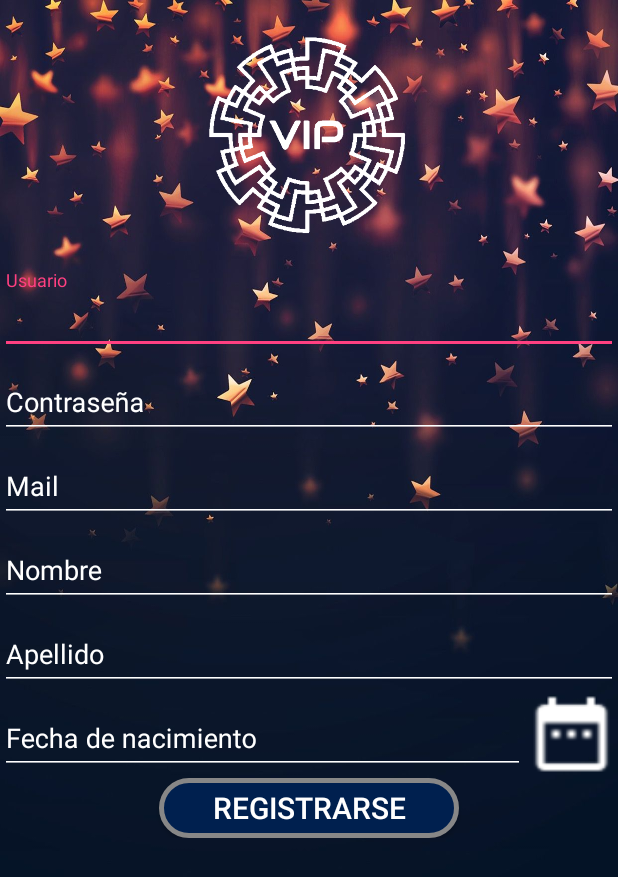
After one commit to Franverri/VIP, an Android app: the RegisterActivity screen opened directly, with no data from a screen before it, on a phone screen of 412 x 824 dp. The commit adds this screen. Shown: the top 877 px of the screen. Run offline under Robolectric (Android 15) with nearby library versions, the phone set to English and light mode, and no system bars; our stand-ins replace CircleImageView.

Commit message:
Pantalla registro

```diff
--- a/app/src/main/AndroidManifest.xml
+++ b/app/src/main/AndroidManifest.xml
@@ -24,8 +24,7 @@
         <activity
             android:name=".MainActivity"
             android:label="@string/title_activity_main"
-            android:theme="@style/AppTheme.NoActionBar">
-        </activity>
+            android:theme="@style/AppTheme.NoActionBar"></activity>
         <activity android:name=".contact_form" />
         <activity
             android:name=".TestActivity"
@@ -54,9 +53,11 @@
             android:label="VIP">
             <intent-filter>
                 <action android:name="android.intent.action.MAIN" />
+
                 <category android:name="android.intent.category.LAUNCHER" />
             </intent-filter>
         </activity>
+        <activity android:name=".RegisterActivity"></activity>
     </application>
 
 </manifest>
--- a/app/src/main/java/tdp/vip/LoginActivity.java
+++ b/app/src/main/java/tdp/vip/LoginActivity.java
@@ -210,7 +210,7 @@ public class LoginActivity extends AppCompatActivity implements LoaderCallbacks<
                 @Override
                 public void run() {
                     progressDialog.cancel();
-                    Toast.makeText(LoginActivity.this, "Inicio de sesión exitoso!",
+                    Toast.makeText(LoginActivity.this, "¡Inicio de sesión exitoso!",
                             Toast.LENGTH_LONG).show();
                     Intent intent = new Intent(LoginActivity.this, MainActivity.class);
                     intent.setFlags(Intent.FLAG_ACTIVITY_NEW_TASK | Intent.FLAG_ACTIVITY_CLEAR_TASK);
@@ -313,7 +313,6 @@ public class LoginActivity extends AppCompatActivity implements LoaderCallbacks<
         mEmailView.setAdapter(adapter);
     }
 
-
     private interface ProfileQuery {
         String[] PROJECTION = {
                 ContactsContract.CommonDataKinds.Email.ADDRESS,
@@ -380,4 +379,11 @@ public class LoginActivity extends AppCompatActivity implements LoaderCallbacks<
             showProgress(false);
         }
     }
+
+    public void goRegister(View view) {
+
+        Intent intent = new Intent(this, RegisterActivity.class);
+        startActivity(intent);
+
+    }
 }
--- /dev/null
+++ b/app/src/main/java/tdp/vip/RegisterActivity.java
@@ -0,0 +1,96 @@
+package tdp.vip;
+
+import android.app.DatePickerDialog;
+import android.app.ProgressDialog;
+import android.content.Intent;
+import android.graphics.Color;
+import android.graphics.drawable.ColorDrawable;
+import android.os.Handler;
+import android.support.v7.app.ActionBar;
+import android.support.v7.app.AppCompatActivity;
+import android.os.Bundle;
+import android.view.View;
+import android.view.Window;
+import android.view.WindowManager;
+import android.widget.Button;
+import android.widget.DatePicker;
+import android.widget.EditText;
+import android.widget.Toast;
+
+import java.util.Calendar;
+
+public class RegisterActivity extends AppCompatActivity {
+
+    private Button btnFecha;
+    private EditText fechaNacimiento;
+    private int dia, mes, año;
+    private DatePickerDialog.OnDateSetListener mDataSetListener;
+
+    @Override
+    protected void onCreate(Bundle savedInstanceState) {
+        super.onCreate(savedInstanceState);
+
+        //Le quito la barra de notificaciones
+        getWindow().requestFeature(Window.FEATURE_NO_TITLE);
+        getWindow().setFlags(WindowManager.LayoutParams.FLAG_FULLSCREEN, WindowManager.LayoutParams.FLAG_FULLSCREEN);
+
+        ActionBar actionBar = getSupportActionBar();
+        actionBar.hide();
+
+        setContentView(R.layout.activity_register);
+
+        btnFecha = (Button) findViewById(R.id.btnPFecha);
+        fechaNacimiento = (EditText) findViewById(R.id.regP_fechaNacimiento);
+
+        btnFecha.setOnClickListener(new View.OnClickListener() {
+            @Override
+            public void onClick(View view) {
+                final Calendar calendar = Calendar.getInstance();
+                dia = calendar.get(Calendar.DAY_OF_MONTH);
+                mes = calendar.get(Calendar.MONTH);
+                año = calendar.get(Calendar.YEAR);
+
+                DatePickerDialog dialog = new DatePickerDialog(RegisterActivity.this, android.R.style.Theme_Holo_Light_Dialog_MinWidth, mDataSetListener, año, mes, dia);
+                dialog.getWindow().setBackgroundDrawable(new ColorDrawable(Color.TRANSPARENT));
+                dialog.show();
+
+            }
+        });
+
+        mDataSetListener = new DatePickerDialog.OnDateSetListener() {
+            @Override
+            public void onDateSet(DatePicker datePicker, int año, int mes, int dia) {
+                String fecha = dia+"/"+(mes+1)+"/"+año;
+                fechaNacimiento.setText(fecha);
+            }
+        };
+    }
+
+    public void registerClick(View view) {
+
+        //Guardar nombre de usuario, contraseña y datos en SharedPref
+
+        //Vovemos al inicio de sesion
+        final ProgressDialog progressDialog = new ProgressDialog(RegisterActivity.this);
+        progressDialog.setTitle("VIP");
+        progressDialog.setMessage("Registrando nuevo usuario...");
+        progressDialog.show();
+
+        Runnable progressRunnable = new Runnable() {
+
+            @Override
+            public void run() {
+                progressDialog.cancel();
+                Toast.makeText(RegisterActivity.this, "¡Nuevo usuario creado!",
+                        Toast.LENGTH_LONG).show();
+                Intent intent = new Intent(RegisterActivity.this, LoginActivity.class);
+                intent.setFlags(Intent.FLAG_ACTIVITY_NEW_TASK | Intent.FLAG_ACTIVITY_CLEAR_TASK);
+                startActivity(intent);
+            }
+        };
+
+        Handler pdCanceller = new Handler();
+        pdCanceller.postDelayed(progressRunnable, 4000);
+
+    }
+}
--- /dev/null
+++ b/app/src/main/res/drawable/buttonshape.xml
@@ -0,0 +1,18 @@
+<?xml version="1.0" encoding="utf-8"?>
+<shape xmlns:android="http://schemas.android.com/apk/res/android" android:shape="rectangle" >
+    <corners
+        android:radius="200dp"/>
+    <solid
+        android:color="#00204F"/>
+    <padding
+        android:left="0dp"
+        android:top="0dp"
+        android:right="0dp"
+        android:bottom="0dp"/>
+    <size
+        android:width="270dp"
+        android:height="60dp"/>
+    <stroke
+        android:width="3dp"
+        android:color="#878787"/>
+</shape>
--- /dev/null
+++ b/app/src/main/res/layout/activity_register.xml
@@ -0,0 +1,156 @@
+<?xml version="1.0" encoding="utf-8"?>
+<LinearLayout xmlns:android="http://schemas.android.com/apk/res/android"
+    xmlns:app="http://schemas.android.com/apk/res-auto"
+    xmlns:tools="http://schemas.android.com/tools"
+    android:layout_width="match_parent"
+    android:layout_height="match_parent"
+    android:orientation="vertical"
+    android:background="@drawable/loginfondo"
+    tools:context=".RegisterActivity"
+    android:paddingBottom="15dp">
+
+    <ImageView
+        android:layout_width="180dp"
+        android:layout_height="180dp"
+        android:layout_gravity="center_horizontal"
+        android:background="@drawable/icon_white"/>
+
+    <ScrollView
+        android:layout_width="match_parent"
+        android:layout_height="match_parent">
+
+        <LinearLayout
+            android:id="@+id/registerP_login_form"
+            android:layout_width="match_parent"
+            android:layout_height="wrap_content"
+            android:orientation="vertical">
+
+            <android.support.design.widget.TextInputLayout
+                android:layout_width="match_parent"
+                android:layout_height="wrap_content"
+                android:textColorHint="@color/white">
+
+                <EditText
+                    android:id="@+id/regP_usuario"
+                    android:layout_width="match_parent"
+                    android:layout_height="wrap_content"
+                    android:hint="@string/register_in_usuario"
+                    android:maxLines="1"
+                    android:backgroundTint="@color/white"
+                    android:textColor="@color/white"/>
+
+            </android.support.design.widget.TextInputLayout>
+
+            <android.support.design.widget.TextInputLayout
+                android:layout_width="match_parent"
+                android:layout_height="wrap_content"
+                android:textColorHint="@color/white">
+
+                <EditText
+                    android:id="@+id/regP_contrasenia"
+                    android:layout_width="match_parent"
+                    android:layout_height="wrap_content"
+                    android:hint="@string/register_in_contrasenia"
+                    android:inputType="textPassword"
+                    android:maxLines="1"
+                    android:backgroundTint="@color/white"
+                    android:textColor="@color/white"/>
+
+            </android.support.design.widget.TextInputLayout>
+
+            <android.support.design.widget.TextInputLayout
+                android:layout_width="match_parent"
+                android:layout_height="wrap_content"
+                android:textColorHint="@color/white">
+
+                <EditText
+                    android:id="@+id/regP_mail"
+                    android:layout_width="match_parent"
+                    android:layout_height="wrap_content"
+                    android:hint="@string/register_in_mail"
+                    android:inputType="textEmailAddress"
+                    android:maxLines="1"
+                    android:backgroundTint="@color/white"
+                    android:textColor="@color/white"/>
+
+            </android.support.design.widget.TextInputLayout>
+
+            <android.support.design.widget.TextInputLayout
+                android:layout_width="match_parent"
+                android:layout_height="wrap_content"
+                android:textColorHint="@color/white">
+
+                <EditText
+                    android:id="@+id/regP_nombre"
+                    android:layout_width="match_parent"
+                    android:layout_height="wrap_content"
+                    android:hint="@string/register_in_nombre"
+                    android:maxLines="1"
+                    android:backgroundTint="@color/white"
+                    android:textColor="@color/white"/>
+
+            </android.support.design.widget.TextInputLayout>
+
+            <android.support.design.widget.TextInputLayout
+                android:layout_width="match_parent"
+                android:layout_height="wrap_content"
+                android:textColorHint="@color/white">
+
+                <EditText
+                    android:id="@+id/regP_apellido"
+                    android:layout_width="match_parent"
+                    android:layout_height="wrap_content"
+                    android:hint="@string/register_in_apellido"
+                    android:maxLines="1"
+                    android:backgroundTint="@color/white"
+                    android:textColor="@color/white"/>
+
+            </android.support.design.widget.TextInputLayout>
+
+            <LinearLayout
+                android:layout_width="fill_parent"
+                android:layout_height="fill_parent"
+                android:orientation="horizontal"
+                android:weightSum="100">
+
+                <android.support.design.widget.TextInputLayout
+                    android:layout_width="0dp"
+                    android:layout_weight="85"
+                    android:layout_height="match_parent"
+                    android:textColorHint="@color/white">
+
+                    <EditText
+                        android:id="@+id/regP_fechaNacimiento"
+                        android:layout_width="match_parent"
+                        android:layout_height="wrap_content"
+                        android:hint="@string/register_in_fechaNacimiento"
+                        android:maxLines="1"
+                        android:backgroundTint="@color/white"
+                        android:textColor="@color/white"/>
+
+                </android.support.design.widget.TextInputLayout>
+
+                <Button
+                    android:id="@+id/btnPFecha"
+                    android:layout_width="0dp"
+                    android:layout_weight="15"
+                    android:layout_height="match_parent"
+                    android:background="@drawable/dateicon"/>
+
+            </LinearLayout>
+
+            <Button
+                android:id="@+id/regP_btn_registrarse"
+                android:layout_width="200dp"
+                android:layout_height="40dp"
+                android:background="@drawable/buttonshape"
+                android:text="@string/register_btn"
+                android:textColor="#FFFFFF"
+                android:textSize="20sp"
+                android:layout_gravity="center"
+                android:onClick="registerClick"/>
+
+        </LinearLayout>
+    </ScrollView>
+
+</LinearLayout>
--- a/app/src/main/res/values/dimens.xml
+++ b/app/src/main/res/values/dimens.xml
@@ -4,5 +4,4 @@
     <dimen name="activity_vertical_margin">16dp</dimen>
     <dimen name="nav_header_vertical_spacing">8dp</dimen>
     <dimen name="nav_header_height">176dp</dimen>
-    <dimen name="fab_margin">16dp</dimen>
 </resources>
--- a/app/src/main/res/values/drawables.xml
+++ b/app/src/main/res/values/drawables.xml
@@ -1,8 +1,3 @@
 <resources xmlns:android="http://schemas.android.com/apk/res/android">
-    <item name="ic_menu_camera" type="drawable">@android:drawable/ic_menu_camera</item>
-    <item name="ic_menu_gallery" type="drawable">@android:drawable/ic_menu_gallery</item>
-    <item name="ic_menu_slideshow" type="drawable">@android:drawable/ic_menu_slideshow</item>
-    <item name="ic_menu_manage" type="drawable">@android:drawable/ic_menu_manage</item>
-    <item name="ic_menu_share" type="drawable">@android:drawable/ic_menu_share</item>
     <item name="ic_menu_send" type="drawable">@android:drawable/ic_menu_send</item>
 </resources>
--- a/app/src/main/res/values/strings.xml
+++ b/app/src/main/res/values/strings.xml
@@ -6,25 +6,19 @@
     <string name="nav_header_title">Agustin Luques</string>
     <string name="nav_header_subtitle">agus_luques</string>
     <string name="nav_header_desc">Navigation header</string>
-    <string name="action_settings">Settings</string>
 
     <!-- TODO: Remove or change this placeholder text -->
-    <string name="hello_blank_fragment">Hello blank fragment</string>
     <string name="dialog_message">Para poder publicar su producto debe contactarse con VIP enviando un mail a publicaciones@vip.com.ar</string>
     <string name="dialog_title">Publicaciones</string>
     <string name="ok">Enviar mail</string>
 
     <!--Contact Form-->
-    <string name="contact_form">Contactenos</string>
     <string name="contact_form_name">Nombre</string>
     <string name="contact_form_email">Email</string>
     <string name="contact_form_subject">Asunto</string>
     <string name="contact_form_message">Mensaje</string>
     <string name="contact_form_button">Enviar mensaje</string>
-    <string name="contact_form_post_message">Por favor espere estamos enviando el mensaje al equipo de soporte...</string>
-    <string name="contact_posted">En mensaje ha sido enviado correctamente.</string>
     <string name="title_activity_test">TestActivity</string>
-    <string name="title_activity_login">Login</string>
 
     <!-- Strings related to login -->
     <string name="prompt_email">Usuario</string>
@@ -40,4 +34,14 @@
     <string name="register">
         <u>Registrarse</u>
     </string>
+
+    <!-- Strings related to register -->
+    <string name="register_in_mail">Mail</string>
+    <string name="register_in_nombre">Nombre</string>
+    <string name="register_in_apellido">Apellido</string>
+    <string name="info_personal">Información personal</string>
+    <string name="register_in_usuario">Usuario</string>
+    <string name="register_in_contrasenia">Contraseña</string>
+    <string name="register_in_fechaNacimiento">Fecha de nacimiento</string>
+    <string name="register_btn">Registrarse</string>
 </resources>
```
Also changed, not shown: app/src/main/res/drawable/dateicon.png (added).
